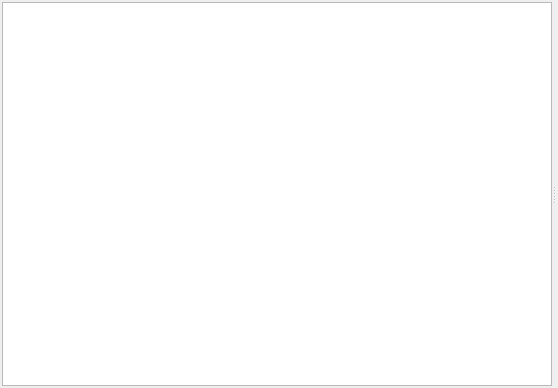
Above: ui/reports_view.ui from zkovari/plotlyst before the change. Below: the same form after it.
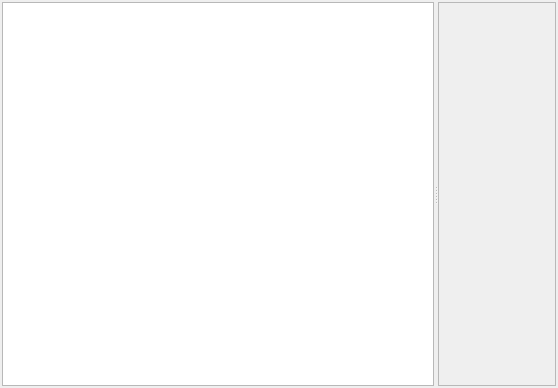
That is the form after the change.

Commit message: Add scrollArea to reports view

What changed in the file:
```diff
--- a/ui/reports_view.ui
+++ b/ui/reports_view.ui
@@ -64,6 +64,36 @@
          <number>0</number>
         </property>
         <item>
+         <widget class="QScrollArea" name="scrollArea">
+          <property name="widgetResizable">
+           <bool>true</bool>
+          </property>
+          <widget class="QWidget" name="scrollAreaWidgetContents">
+           <property name="geometry">
+            <rect>
+             <x>0</x>
+             <y>0</y>
+             <width>68</width>
+             <height>382</height>
+            </rect>
+           </property>
+           <layout class="QVBoxLayout" name="verticalLayout_2">
+            <property name="spacing">
+             <number>0</number>
+            </property>
+            <property name="leftMargin">
+             <number>0</number>
+            </property>
+            <property name="topMargin">
+             <number>0</number>
+            </property>
+            <property name="rightMargin">
+             <number>0</number>
+            </property>
+            <property name="bottomMargin">
+             <number>0</number>
+            </property>
+            <item>
          <widget class="QWidget" name="wdgReportContainer" native="true">
           <layout class="QVBoxLayout" name="verticalLayout_11">
            <property name="spacing">
@@ -82,6 +112,10 @@
             <number>0</number>
            </property>
           </layout>
+             </widget>
+            </item>
+           </layout>
+          </widget>
          </widget>
         </item>
        </layout>
```
Lines whose indentation alone changed are shown as unchanged.
